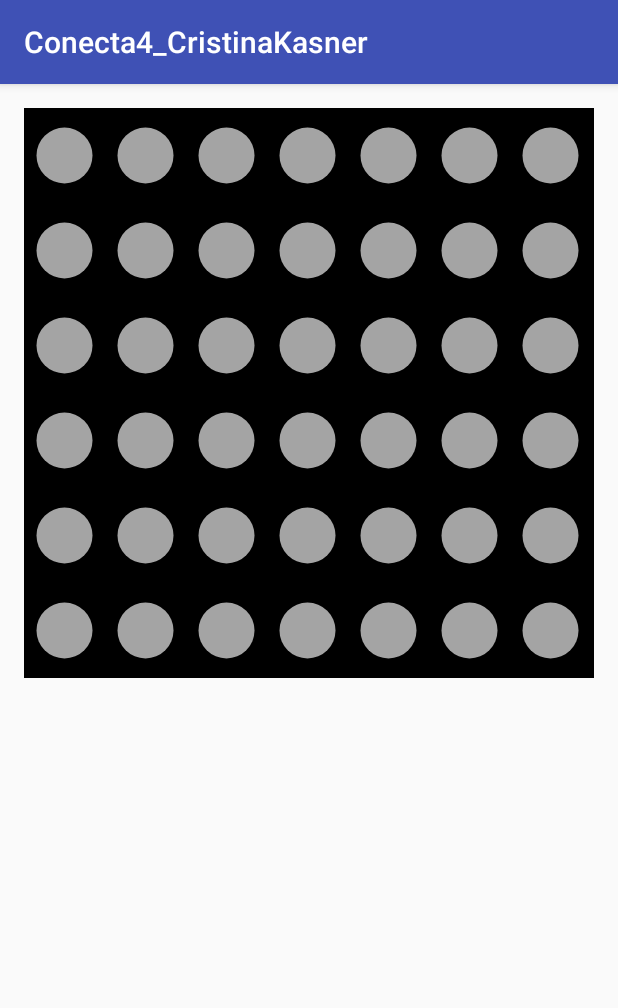
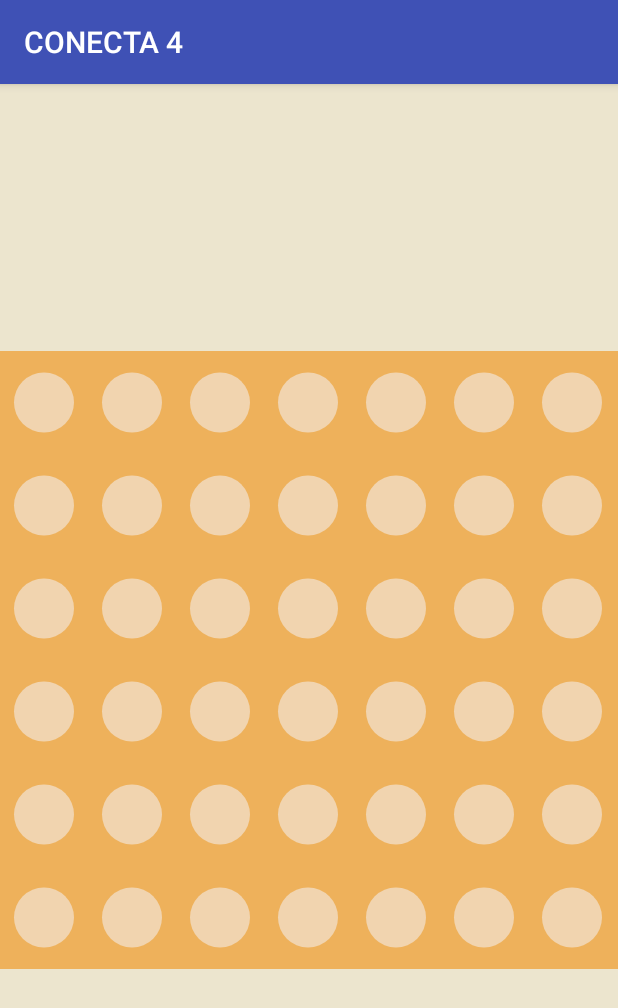
Before and after one commit to ckasner/MOVS, an Android app: the screen it shows after launch (JuegaActivity), on a phone screen of 412 x 824 dp. Shown: the top 1008 px of the screen. Run offline under Robolectric (Android 15) with nearby library versions, the phone set to English and light mode, and no system bars.

Commit message:
practica terminada

```diff
--- a/CristinaKasnerApp2/app/src/main/java/logica/JugadorHumano.java
+++ b/CristinaKasnerApp2/app/src/main/java/logica/JugadorHumano.java
@@ -25,6 +25,7 @@ public class JugadorHumano implements Jugador{
 
                 break;
             case Evento.EVENTO_TURNO:
+                break;
 
         }
     }
--- a/CristinaKasnerApp2/app/src/main/java/logica/TableroConecta4.java
+++ b/CristinaKasnerApp2/app/src/main/java/logica/TableroConecta4.java
@@ -13,9 +13,10 @@ public class TableroConecta4 extends Tablero {
     public int[][] tablero;
     public int VACIO = 0;
     public int JHUMANO = 1;
-    public int JALEAT = 1;
+    public int JALEAT = 2;
     public int FILAS = 6;
     public int COLS = 7;
+
 
 
     public TableroConecta4() {
@@ -244,4 +245,8 @@ public class TableroConecta4 extends Tablero {
     public boolean isFinished(){
         return this.estado != EN_CURSO;
     }
+
+    public void setEstado(int est){
+        this.estado = est;
+    }
 }
--- a/CristinaKasnerApp2/app/src/main/java/vista/OnPlayListener.java
+++ b/CristinaKasnerApp2/app/src/main/java/vista/OnPlayListener.java
@@ -4,5 +4,5 @@ package vista;
  * Created by e264564 on 4/03/16.
  */
 public interface OnPlayListener {
-    void onPlay(int columna);
+    void onPlay(int fila,int columna);
 }
--- a/CristinaKasnerApp2/app/src/main/res/layout/activity_juega.xml
+++ b/CristinaKasnerApp2/app/src/main/res/layout/activity_juega.xml
@@ -1,30 +1,27 @@
 <?xml version="1.0" encoding="utf-8"?>
 <RelativeLayout xmlns:android="http://schemas.android.com/apk/res/android"
     xmlns:tools="http://schemas.android.com/tools"
-    android:layout_width="match_parent"
-    android:layout_height="match_parent"
-    android:paddingBottom="@dimen/activity_vertical_margin"
-    android:paddingLeft="@dimen/activity_horizontal_margin"
-    android:paddingRight="@dimen/activity_horizontal_margin"
-    android:paddingTop="@dimen/activity_vertical_margin"
+    android:layout_width="fill_parent"
+    android:layout_height="fill_parent"
+    android:orientation="vertical"
+    android:background="@color/Fondo"
     tools:context="root.cristinakasnerapp2.JuegaActivity">
 
-    <TextView
-        android:layout_width="wrap_content"
+
+<!--    <TextView
+        android:layout_width="fill_parent"
         android:layout_height="wrap_content"
-        android:text="@string/app_name" />
+        android:text="@string/app_name" />-->
 
     <vista.TableroConecta4View
         android:id="@+id/board"
         android:layout_width="match_parent"
-        android:layout_height="match_parent"/>
+        android:layout_height="match_parent"
 
-    <TextView
-        android:id="@+id/infotext"
-        android:layout_width="wrap_content"
-        android:layout_height="match_parent"
-        android:textSize="22dp"
-        android:paddingBottom="10dp"
-        android:text=""
-        android:layout_weight="5"  />
+        android:layout_centerHorizontal = "true"
+        android:layout_centerVertical="true"
+        />
+
+
+
 </RelativeLayout>
--- a/CristinaKasnerApp2/app/src/main/res/values/colors.xml
+++ b/CristinaKasnerApp2/app/src/main/res/values/colors.xml
@@ -3,7 +3,9 @@
     <color name="colorPrimary">#3F51B5</color>
     <color name="colorPrimaryDark">#303F9F</color>
     <color name="colorAccent">#FF4081</color>
-    <color name="colorJAleat">#CC3333</color>
-    <color name="colorJHumano">#009966</color>
-    <color name="colorVacio">#A4A4A4</color>
+    <color name="colorJAleat">#58D88E</color>
+    <color name="colorJHumano">#C46564</color>
+    <color name="colorVacio">#F1D4AF</color>
+    <color name="Fondo">#ECE5CE</color>
+    <color name="colorTab">#EEB15B</color>
 </resources>
--- a/CristinaKasnerApp2/app/src/main/res/values/dimens.xml
+++ b/CristinaKasnerApp2/app/src/main/res/values/dimens.xml
@@ -7,4 +7,6 @@
     <dimen name="width_but">60dp</dimen>
     <dimen name="height_but">60dp</dimen>
     <dimen name="circle_radio">15dp</dimen>
+    <dimen name="dialog_horizontal_margin">10dp</dimen>
+    <dimen name="dialog_vertical_margin">10dp</dimen>
 </resources>
--- a/CristinaKasnerApp2/app/src/main/res/values/strings.xml
+++ b/CristinaKasnerApp2/app/src/main/res/values/strings.xml
@@ -1,5 +1,5 @@
 <resources>
-    <string name="app_name">Conecta4_CristinaKasner</string>
+    <string name="app_name">CONECTA 4</string>
     <string name="c1">1</string>
     <string name="c2">2</string>
     <string name="c3">3</string>
```
Also changed, not shown: CristinaKasnerApp2/app/src/main/java/root/cristinakasnerapp2/JuegaActivity.java (+59 -19 lines), CristinaKasnerApp2/app/src/main/java/vista/TableroConecta4View.java (+13 -7 lines), CristinaKasnerApp2/app/src/main/res/layout/fin_activity.xml (added, +19 -0 lines).
